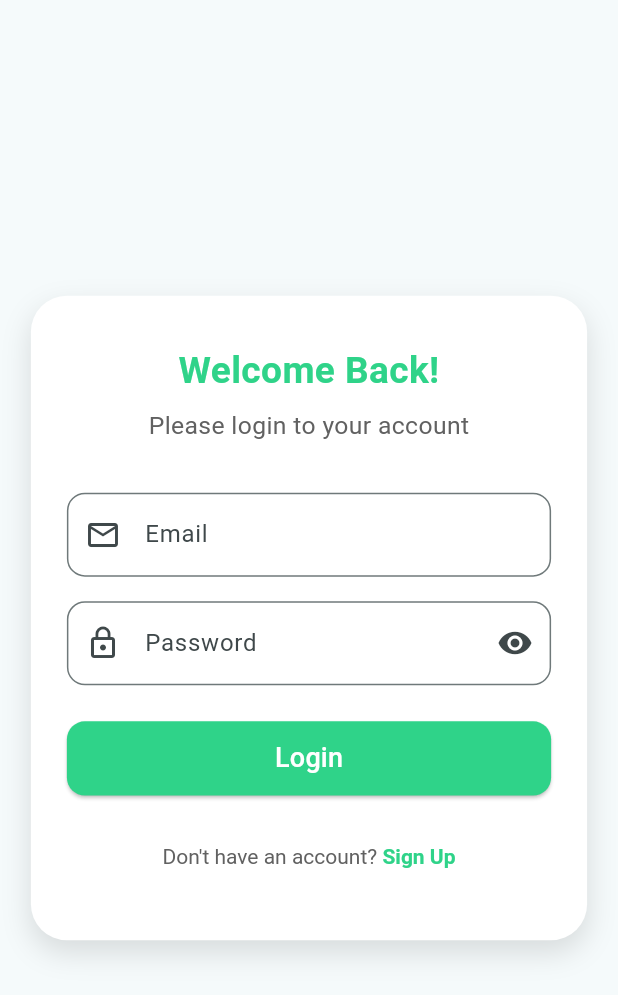
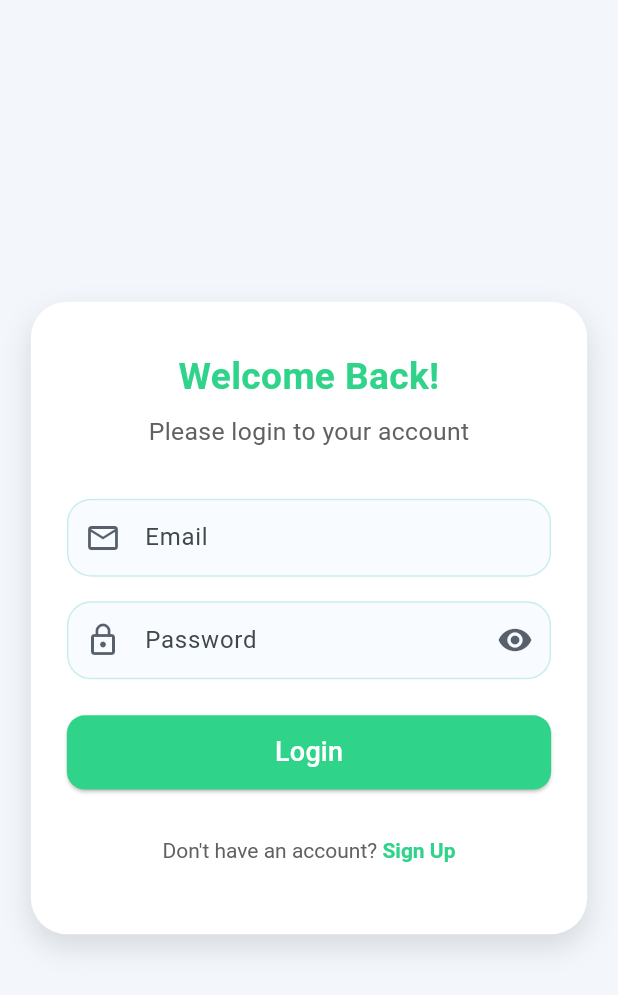
Before and after one commit to JihaneBoulahri/clean_way_frontend, a Flutter app: the screen it shows after launch, on a phone screen of 412 x 824 dp. Shown: the top 995 px of the screen. Run offline on Flutter 3.47's test engine with Material 3 defaults, Android fonts, the phone set to English and light mode, and no system bars; our stand-ins replace get, get_storage.

Commit message:
feat(theme): redesign global light/dark avec palette colorée et cards modernisées

```diff
--- a/lib/main.dart
+++ b/lib/main.dart
@@ -14,15 +14,110 @@ class MyApp extends StatelessWidget {
   const MyApp({super.key});
 
   ThemeData _buildTheme({required int seedColor, required Brightness brightness}) {
-    final scheme = ColorScheme.fromSeed(seedColor: Color(seedColor), brightness: brightness);
-    return ThemeData.from(colorScheme: scheme).copyWith(useMaterial3: true);
+    final seed = Color(seedColor);
+    final base = ColorScheme.fromSeed(seedColor: seed, brightness: brightness);
+
+    final scheme = brightness == Brightness.dark
+        ? base.copyWith(
+            surface: const Color(0xFF1B2333),
+            onSurface: const Color(0xFFE6EDF7),
+            primary: const Color(0xFF5ED3C6),
+            onPrimary: const Color(0xFF0C1B22),
+            secondary: const Color(0xFF8FA8FF),
+            onSecondary: const Color(0xFF101B3E),
+            error: const Color(0xFFFF7D7D),
+            onError: const Color(0xFF2D1111),
+          )
+        : base.copyWith(
+            surface: const Color(0xFFFFFFFF),
+            onSurface: const Color(0xFF1A2433),
+            primary: const Color(0xFF00A896),
+            onPrimary: Colors.white,
+            secondary: const Color(0xFF3D7EFF),
+            onSecondary: Colors.white,
+            error: const Color(0xFFE5484D),
+            onError: Colors.white,
+          );
+
+    final scaffoldBg =
+        brightness == Brightness.dark ? const Color(0xFF131A26) : const Color(0xFFF3F7FC);
+    final cardBg =
+        brightness == Brightness.dark ? const Color(0xFF202A3D) : const Color(0xFFFFFFFF);
+    final inputBg =
+        brightness == Brightness.dark ? const Color(0xFF243049) : const Color(0xFFF8FBFF);
+
+    return ThemeData(
+      useMaterial3: true,
+      colorScheme: scheme,
+      brightness: brightness,
+      scaffoldBackgroundColor: scaffoldBg,
+      appBarTheme: AppBarTheme(
+        backgroundColor: cardBg,
+        foregroundColor: scheme.onSurface,
+        elevation: 0,
+        scrolledUnderElevation: 0,
+        centerTitle: false,
+        titleTextStyle: TextStyle(
+          color: scheme.onSurface,
+          fontSize: 20,
+          fontWeight: FontWeight.w700,
+        ),
+      ),
+      cardTheme: CardThemeData(
+        color: cardBg,
+        elevation: 4,
+        shadowColor: Colors.black.withValues(alpha: brightness == Brightness.dark ? 0.28 : 0.10),
+        shape: RoundedRectangleBorder(
+          borderRadius: BorderRadius.circular(18),
+          side: BorderSide(
+            color: scheme.primary.withValues(alpha: brightness == Brightness.dark ? 0.20 : 0.10),
+          ),
+        ),
+      ),
+      inputDecorationTheme: InputDecorationTheme(
+        filled: true,
+        fillColor: inputBg,
+        hintStyle: TextStyle(
+          color: scheme.onSurface.withValues(alpha: 0.62),
+          fontWeight: FontWeight.w500,
+        ),
+        prefixIconColor: scheme.onSurface.withValues(alpha: 0.72),
+        suffixIconColor: scheme.onSurface.withValues(alpha: 0.72),
+        contentPadding: const EdgeInsets.symmetric(horizontal: 16, vertical: 14),
+        border: OutlineInputBorder(
+          borderRadius: BorderRadius.circular(16),
+          borderSide: BorderSide(
+            color: scheme.primary.withValues(alpha: 0.12),
+          ),
+        ),
+        enabledBorder: OutlineInputBorder(
+          borderRadius: BorderRadius.circular(16),
+          borderSide: BorderSide(
+            color: scheme.primary.withValues(alpha: 0.18),
+          ),
+        ),
+        focusedBorder: OutlineInputBorder(
+          borderRadius: BorderRadius.circular(16),
+          borderSide: BorderSide(
+            color: scheme.primary,
+            width: 1.6,
+          ),
+        ),
+      ),
+      dividerColor: scheme.onSurface.withValues(alpha: 0.12),
+      floatingActionButtonTheme: FloatingActionButtonThemeData(
+        backgroundColor: scheme.primary,
+        foregroundColor: scheme.onPrimary,
+        elevation: 4,
+      ),
+    );
   }
 
   @override
   Widget build(BuildContext context) {
     final box = GetStorage();
     final darkMode = box.read('settings:darkMode') ?? false;
-    final accentColor = box.read('settings:accentColor') ?? 0xFFFFFFFFF;
+    final accentColor = box.read('settings:accentColor') ?? 0xFF00A896;
 
     return GetMaterialApp(
       debugShowCheckedModeBanner: false,
```
Also changed, not shown: lib/widgets/modern_widgets.dart (+17 -12 lines).
